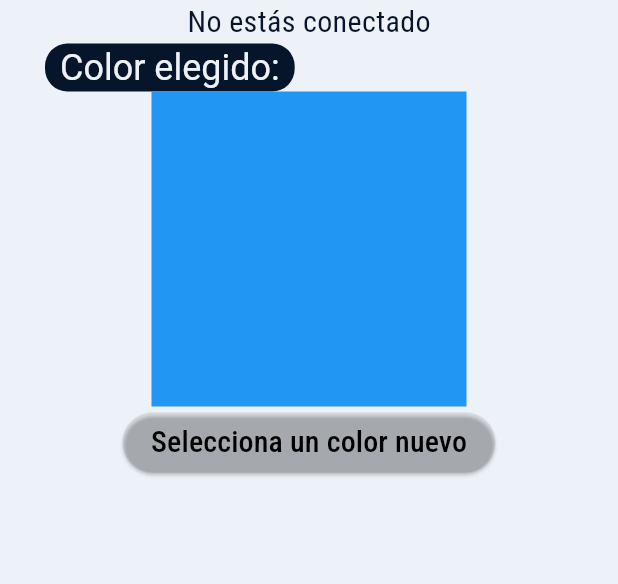
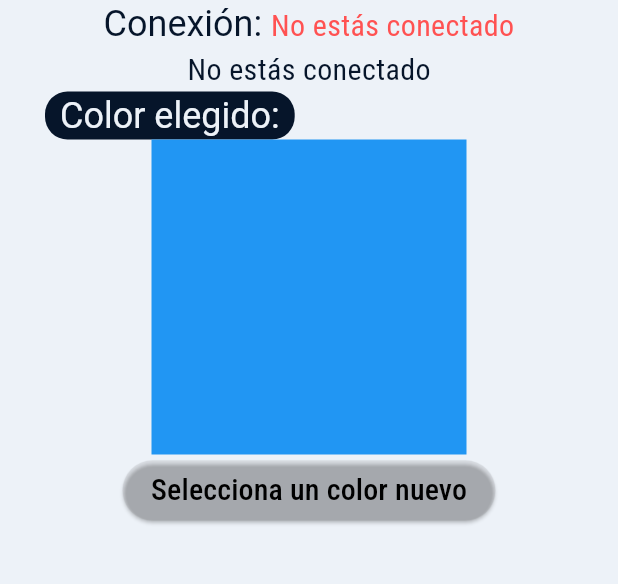
Before and after one commit to Sjvc0595/color_picker, a Flutter app: the screen it shows after launch, on a phone screen of 412 x 824 dp, the part 207-791 px from its top. Run offline on Flutter 3.47's test engine with Material 3 defaults, Android fonts, the phone set to English and light mode, and no system bars; our stand-ins replace flutter_bluetooth_serial, flutter_colorpicker, google_fonts, permission_handler; generated files the repository leaves out were written again.

Commit message:
refactor: Update Bluetooth connection status display in data view

```diff
--- a/lib/src/views/data_view.dart
+++ b/lib/src/views/data_view.dart
@@ -134,6 +134,23 @@ class _DataViewState extends State<DataView> {
                     style: Theme.of(context).textTheme.displaySmall,
                   ),
                 ),
+                RichText(
+                    text: TextSpan(
+                  text: "Conexión: ",
+                  style: Theme.of(context).textTheme.headlineSmall,
+                  children: [
+                    TextSpan(
+                      text: bluetoothService.isConnected
+                          ? "Estás conectado"
+                          : "No estás conectado",
+                      style: Theme.of(context).textTheme.bodyMedium!.copyWith(
+                            color: bluetoothService.isConnected
+                                ? Theme.of(context).colorScheme.primary
+                                : Theme.of(context).colorScheme.error,
+                          ),
+                    ),
+                  ],
+                )),
                 Text(bluetoothService.isConnected
                     ? "Estás conectado"
                     : "No estás conectado"),
```
